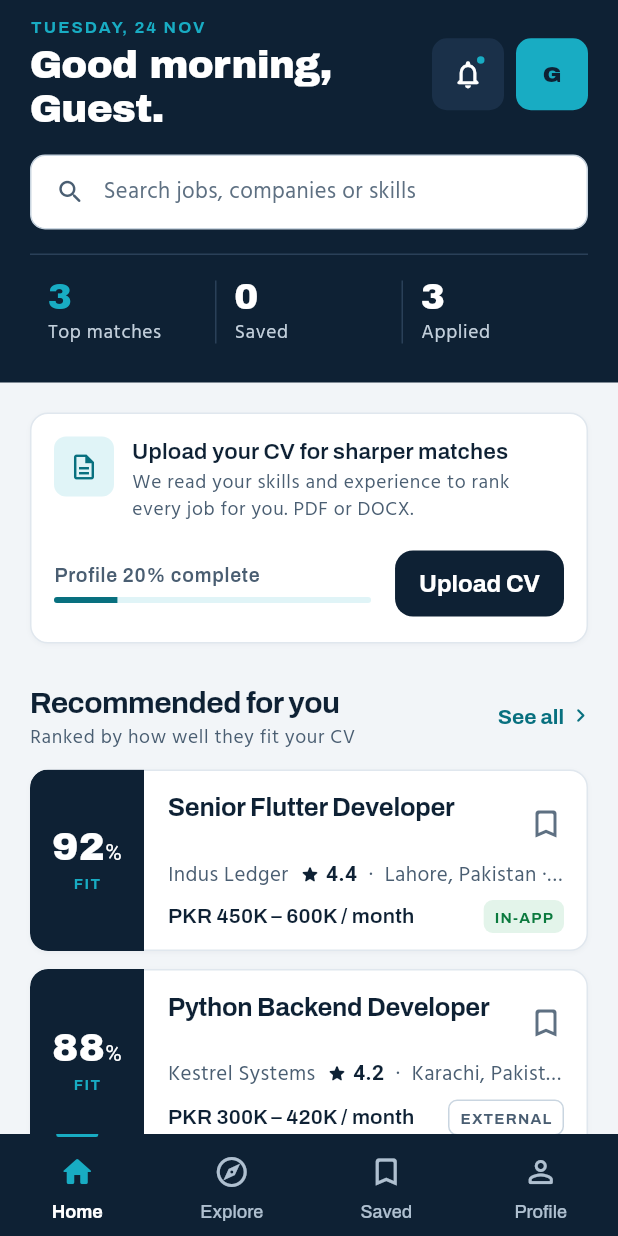
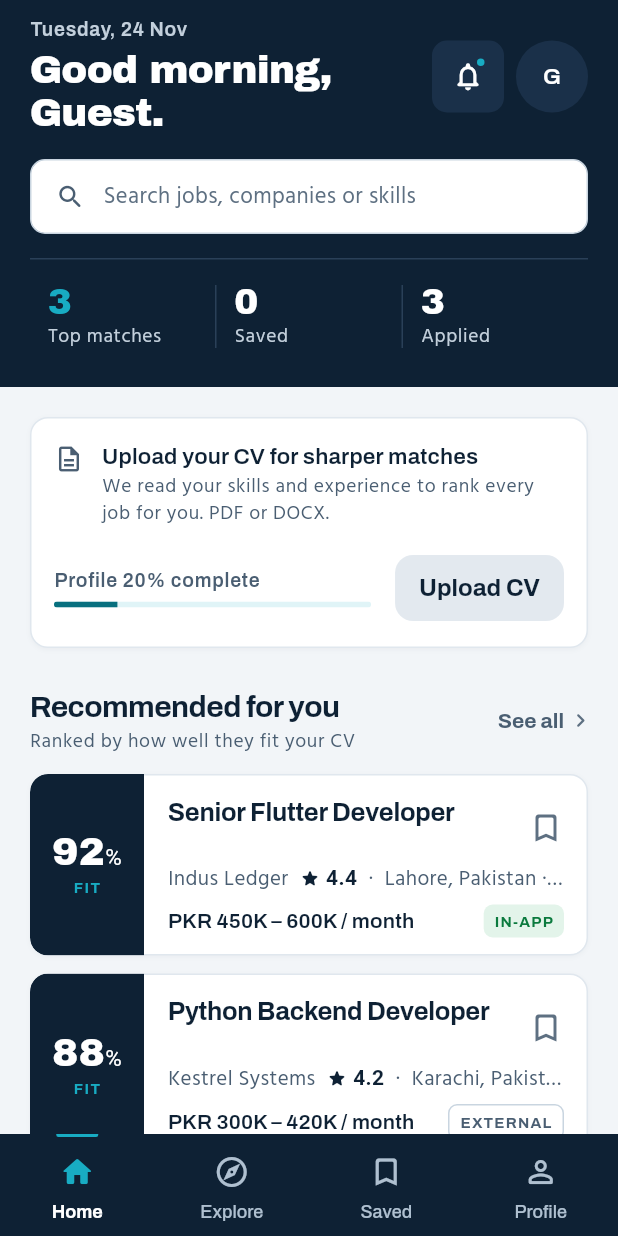
Before and after one commit to scalesharkapps-dot/SharkHire-Flutter-Web, a Flutter app: the HomeScreen screen opened by its route, on a phone screen of 412 x 824 dp. Run offline on Flutter 3.47's test engine with Material 3 defaults, Android fonts, the phone set to English and light mode, and no system bars; our stand-ins replace cupertino_ui, file_picker, flutter_riverpod, flutter_secure_storage, go_router, material_ui; missing offline and left inert: purchases_flutter; accounts and stored records are empty.

Commit message:
redesign: home (quiet date, grey avatar, calmer CV and alert cards, grey links)
Co-Authored-By: Claude Opus 5.5 <noreply@anthropic.com>

```diff
--- a/mobile_app/lib/features/home/presentation/widgets/home_header.dart
+++ b/mobile_app/lib/features/home/presentation/widgets/home_header.dart
@@ -72,10 +72,8 @@ class HomeHeader extends StatelessWidget {
                     children: [
                       Text(
                         _dateLabel(DateTime.now()),
-                        style: text.labelSmall?.copyWith(
-                          color: AppColors.teal,
-                          letterSpacing: 1.4,
-                          fontWeight: FontWeight.w700,
+                        style: text.labelMedium?.copyWith(
+                          color: AppColors.bandMuted,
                         ),
                       ),
                       const SizedBox(height: 4),
@@ -158,27 +156,27 @@ class HomeHeader extends StatelessWidget {
 
   static String _dateLabel(DateTime d) {
     const days = [
-      'MONDAY',
-      'TUESDAY',
-      'WEDNESDAY',
-      'THURSDAY',
-      'FRIDAY',
-      'SATURDAY',
-      'SUNDAY',
+      'Monday',
+      'Tuesday',
+      'Wednesday',
+      'Thursday',
+      'Friday',
+      'Saturday',
+      'Sunday',
     ];
     const months = [
-      'JAN',
-      'FEB',
-      'MAR',
-      'APR',
-      'MAY',
-      'JUN',
-      'JUL',
-      'AUG',
-      'SEP',
-      'OCT',
-      'NOV',
-      'DEC',
+      'Jan',
+      'Feb',
+      'Mar',
+      'Apr',
+      'May',
+      'Jun',
+      'Jul',
+      'Aug',
+      'Sep',
+      'Oct',
+      'Nov',
+      'Dec',
     ];
     return '${days[d.weekday - 1]}, ${d.day} ${months[d.month - 1]}';
   }
@@ -303,21 +301,20 @@ class _Avatar extends StatelessWidget {
     return Tooltip(
       message: 'Profile',
       child: Material(
-        color: AppColors.teal,
-        shape: const RoundedRectangleBorder(borderRadius: AppRadius.lgAll),
+        color: AppColors.bandSoft,
+        shape: const CircleBorder(),
         child: InkWell(
           onTap: onTap,
-          customBorder: const RoundedRectangleBorder(
-            borderRadius: AppRadius.lgAll,
-          ),
+          customBorder: const CircleBorder(),
           child: SizedBox.square(
             dimension: 48,
             child: Center(
               child: Text(
                 initials,
                 style: TextStyle(
-                  fontFamily: AppFonts.display,
-                  color: AppColors.isDark ? AppColors.onInk : AppColors.navy,
+                  fontFamily: AppFonts.label,
+                  fontWeight: FontWeight.w600,
+                  color: AppColors.bandInk,
                   fontSize: 15,
                 ),
               ),
--- a/mobile_app/lib/features/home/presentation/widgets/home_sections.dart
+++ b/mobile_app/lib/features/home/presentation/widgets/home_sections.dart
@@ -29,17 +29,12 @@ class CvPromptCard extends StatelessWidget {
           Row(
             crossAxisAlignment: CrossAxisAlignment.start,
             children: [
-              Container(
-                width: 40,
-                height: 40,
-                decoration: BoxDecoration(
-                  color: AppColors.oceanTint,
-                  borderRadius: AppRadius.mdAll,
-                ),
+              Padding(
+                padding: const EdgeInsets.only(top: 2),
                 child: Icon(
                   Icons.description_outlined,
                   size: 20,
-                  color: AppColors.ocean,
+                  color: AppColors.textSecondary,
                 ),
               ),
               const SizedBox(width: AppSpacing.md),
@@ -92,6 +87,8 @@ class CvPromptCard extends StatelessWidget {
               FilledButton(
                 onPressed: onUpload,
                 style: FilledButton.styleFrom(
+                  backgroundColor: AppColors.tonal,
+                  foregroundColor: AppColors.ink,
                   minimumSize: const Size(0, 44),
                   padding: const EdgeInsets.symmetric(
                     horizontal: AppSpacing.lg,
@@ -154,7 +151,7 @@ class CategoryStrip extends StatelessWidget {
                 crossAxisAlignment: CrossAxisAlignment.start,
                 mainAxisAlignment: MainAxisAlignment.spaceBetween,
                 children: [
-                  Icon(iconFor(c), color: AppColors.ocean, size: 24),
+                  Icon(iconFor(c), color: AppColors.textSecondary, size: 22),
                   Text(
                     c,
                     maxLines: 1,
@@ -189,8 +186,6 @@ class JobAlertCard extends StatelessWidget {
     final text = Theme.of(context).textTheme;
     return AppSurface(
       onTap: onTap,
-      color: AppColors.mist,
-      borderColor: AppColors.oceanTintStrong,
       elevated: false,
       padding: const EdgeInsets.symmetric(
         horizontal: AppSpacing.lg,
@@ -198,7 +193,10 @@ class JobAlertCard extends StatelessWidget {
       ),
       child: Row(
         children: [
-          Icon(Icons.notifications_active_outlined, color: AppColors.ocean),
+          Icon(
+            Icons.notifications_none_rounded,
+            color: AppColors.textSecondary,
+          ),
           const SizedBox(width: AppSpacing.md),
           Expanded(
             child: Column(
--- a/mobile_app/lib/shared/widgets/section_header.dart
+++ b/mobile_app/lib/shared/widgets/section_header.dart
@@ -40,6 +40,7 @@ class SectionHeader extends StatelessWidget {
           TextButton(
             onPressed: onAction,
             style: TextButton.styleFrom(
+              foregroundColor: AppColors.textSecondary,
               padding: const EdgeInsets.symmetric(horizontal: AppSpacing.sm),
               minimumSize: const Size(0, 36),
             ),
@@ -51,7 +52,7 @@ class SectionHeader extends StatelessWidget {
                 Icon(
                   Icons.chevron_right_rounded,
                   size: 18,
-                  color: AppColors.ocean,
+                  color: AppColors.textTertiary,
                 ),
               ],
             ),
```
